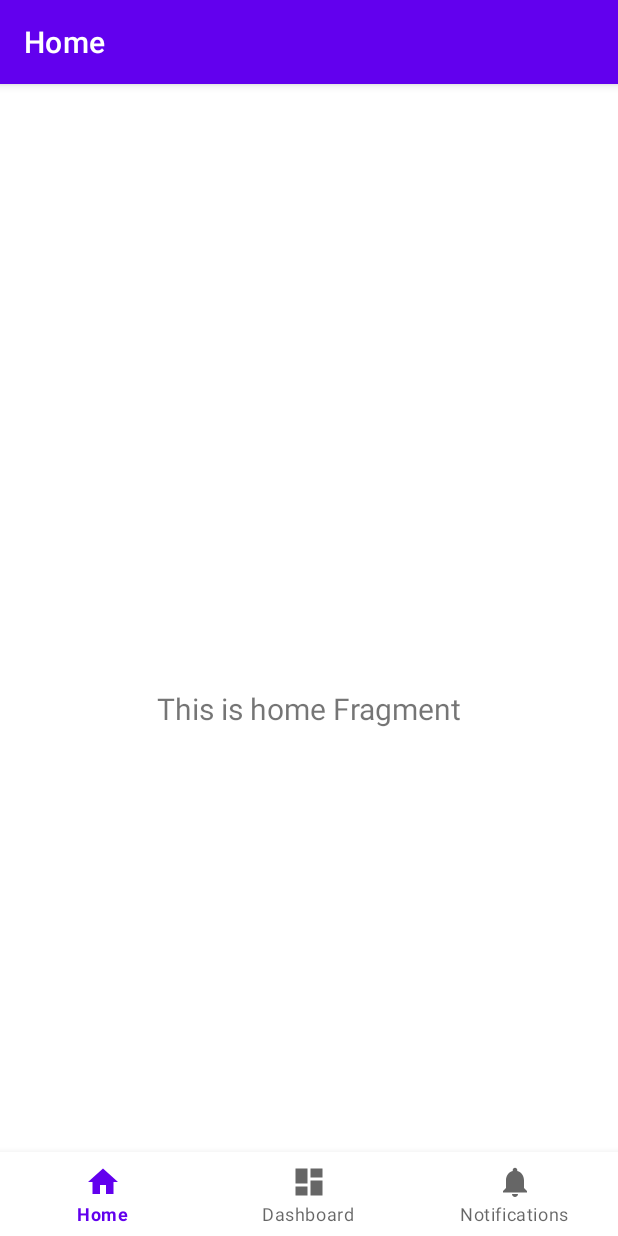
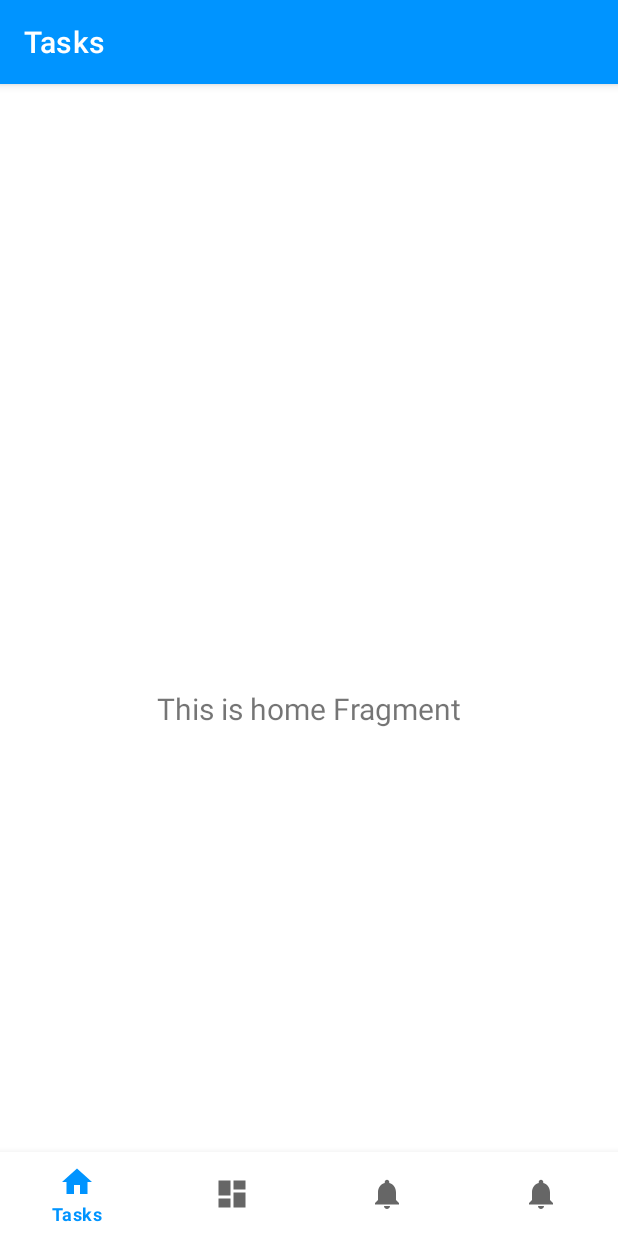
Before and after one commit to todoheap/todoheap, an Android app: the screen it shows after launch (MainActivity), on a phone screen of 412 x 824 dp. Run offline under Robolectric (Android 15) with nearby library versions, the phone set to English and light mode, and no system bars; our stand-ins replace navigation-ui.

Commit message:
bottom nav ui

```diff
--- a/app/src/main/java/edu/rosehulman/todoheap/MainActivity.kt
+++ b/app/src/main/java/edu/rosehulman/todoheap/MainActivity.kt
@@ -19,7 +19,7 @@ class MainActivity : AppCompatActivity() {
         // Passing each menu ID as a set of Ids because each
         // menu should be considered as top level destinations.
         val appBarConfiguration = AppBarConfiguration(setOf(
-                R.id.navigation_home, R.id.navigation_dashboard, R.id.navigation_notifications))
+                R.id.navigation_tasks, R.id.navigation_calendar, R.id.navigation_account, R.id.navigation_settings))
         setupActionBarWithNavController(navController, appBarConfiguration)
         navView.setupWithNavController(navController)
     }
--- a/app/src/main/res/menu/bottom_nav_menu.xml
+++ b/app/src/main/res/menu/bottom_nav_menu.xml
@@ -2,18 +2,23 @@
 <menu xmlns:android="http://schemas.android.com/apk/res/android">
 
     <item
-        android:id="@+id/navigation_home"
+        android:id="@+id/navigation_tasks"
         android:icon="@drawable/ic_home_black_24dp"
-        android:title="@string/title_home" />
+        android:title="@string/title_tasks" />
 
     <item
-        android:id="@+id/navigation_dashboard"
+        android:id="@+id/navigation_calendar"
         android:icon="@drawable/ic_dashboard_black_24dp"
-        android:title="@string/title_dashboard" />
+        android:title="@string/title_calendar" />
 
     <item
-        android:id="@+id/navigation_notifications"
+        android:id="@+id/navigation_account"
         android:icon="@drawable/ic_notifications_black_24dp"
-        android:title="@string/title_notifications" />
+        android:title="@string/title_account" />
+
+    <item
+        android:id="@+id/navigation_settings"
+        android:icon="@drawable/ic_notifications_black_24dp"
+        android:title="@string/title_settings" />
 
 </menu>
--- a/app/src/main/res/navigation/mobile_navigation.xml
+++ b/app/src/main/res/navigation/mobile_navigation.xml
@@ -3,23 +3,29 @@
     xmlns:app="http://schemas.android.com/apk/res-auto"
     xmlns:tools="http://schemas.android.com/tools"
     android:id="@+id/mobile_navigation"
-    app:startDestination="@+id/navigation_home">
+    app:startDestination="@+id/navigation_tasks">
 
     <fragment
-        android:id="@+id/navigation_home"
+        android:id="@+id/navigation_tasks"
         android:name="edu.rosehulman.todoheap.ui.home.HomeFragment"
-        android:label="@string/title_home"
+        android:label="@string/title_tasks"
         tools:layout="@layout/fragment_home" />
 
     <fragment
-        android:id="@+id/navigation_dashboard"
+        android:id="@+id/navigation_calendar"
         android:name="edu.rosehulman.todoheap.ui.dashboard.DashboardFragment"
-        android:label="@string/title_dashboard"
+        android:label="@string/title_calendar"
         tools:layout="@layout/fragment_dashboard" />
 
     <fragment
-        android:id="@+id/navigation_notifications"
+        android:id="@+id/navigation_account"
         android:name="edu.rosehulman.todoheap.ui.notifications.NotificationsFragment"
-        android:label="@string/title_notifications"
+        android:label="@string/title_account"
+        tools:layout="@layout/fragment_notifications" />
+
+    <fragment
+        android:id="@+id/navigation_settings"
+        android:name="edu.rosehulman.todoheap.ui.notifications.NotificationsFragment"
+        android:label="@string/title_settings"
         tools:layout="@layout/fragment_notifications" />
 </navigation>
--- a/app/src/main/res/values-night/themes.xml
+++ /dev/null
@@ -1,16 +0,0 @@
-<resources xmlns:tools="http://schemas.android.com/tools">
-    <!-- Base application theme. -->
-    <style name="Theme.TodoHeap" parent="Theme.MaterialComponents.DayNight.DarkActionBar">
-        <!-- Primary brand color. -->
-        <item name="colorPrimary">@color/purple_200</item>
-        <item name="colorPrimaryVariant">@color/purple_700</item>
-        <item name="colorOnPrimary">@color/black</item>
-        <!-- Secondary brand color. -->
-        <item name="colorSecondary">@color/teal_200</item>
-        <item name="colorSecondaryVariant">@color/teal_200</item>
-        <item name="colorOnSecondary">@color/black</item>
-        <!-- Status bar color. -->
-        <item name="android:statusBarColor" tools:targetApi="l">?attr/colorPrimaryVariant</item>
-        <!-- Customize your theme here. -->
-    </style>
-</resources>
--- a/app/src/main/res/values/colors.xml
+++ b/app/src/main/res/values/colors.xml
@@ -1,8 +1,6 @@
 <?xml version="1.0" encoding="utf-8"?>
 <resources>
-    <color name="purple_200">#FFBB86FC</color>
-    <color name="purple_500">#FF6200EE</color>
-    <color name="purple_700">#FF3700B3</color>
+    <color name="primary">#FF0094FF</color>
     <color name="teal_200">#FF03DAC5</color>
     <color name="teal_700">#FF018786</color>
     <color name="black">#FF000000</color>
--- a/app/src/main/res/values/strings.xml
+++ b/app/src/main/res/values/strings.xml
@@ -1,6 +1,7 @@
 <resources>
     <string name="app_name">TodoHeap</string>
-    <string name="title_home">Home</string>
-    <string name="title_dashboard">Dashboard</string>
-    <string name="title_notifications">Notifications</string>
+    <string name="title_tasks">Tasks</string>
+    <string name="title_calendar">Calendar</string>
+    <string name="title_account">Account</string>
+    <string name="title_settings">Settings</string>
 </resources>
--- a/app/src/main/res/values/themes.xml
+++ b/app/src/main/res/values/themes.xml
@@ -2,8 +2,8 @@
     <!-- Base application theme. -->
     <style name="Theme.TodoHeap" parent="Theme.MaterialComponents.DayNight.DarkActionBar">
         <!-- Primary brand color. -->
-        <item name="colorPrimary">@color/purple_500</item>
-        <item name="colorPrimaryVariant">@color/purple_700</item>
+        <item name="colorPrimary">@color/primary</item>
+        <item name="colorPrimaryVariant">@color/primary</item>
         <item name="colorOnPrimary">@color/white</item>
         <!-- Secondary brand color. -->
         <item name="colorSecondary">@color/teal_200</item>
```
